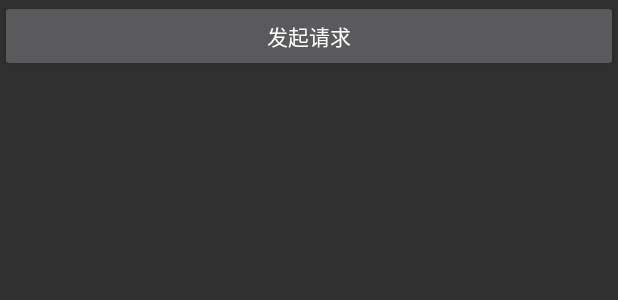
After one commit to imZeJun/RepoOkHttp, an Android app: the layout activity_cache.xml on its own in the app's theme, with its tools: preview values and no code run, on a phone screen of 412 x 824 dp. The commit adds this screen. Shown: the top 300 px of the screen. Run offline under Robolectric (Android 15) with nearby library versions, the phone set to English and light mode, and no system bars.

Commit message:
[RepoOkHttp]添加第二章例子

```diff
--- a/app/build.gradle
+++ b/app/build.gradle
@@ -24,10 +24,10 @@ dependencies {
     androidTestCompile('com.android.support.test.espresso:espresso-core:2.2.2', {
         exclude group: 'com.android.support', module: 'support-annotations'
     })
+
     compile 'com.android.support:appcompat-v7:25.3.1'
-    testCompile 'junit:junit:4.12'
-
     compile 'com.squareup.okhttp3:okhttp:3.9.1'
     compile 'com.android.support.constraint:constraint-layout:1.0.2'
     compile 'com.android.support:recyclerview-v7:25.3.1'
+    testCompile 'junit:junit:4.12'
 }
--- a/app/src/main/java/com/demo/lizejun/repookhttp/MainActivity.java
+++ b/app/src/main/java/com/demo/lizejun/repookhttp/MainActivity.java
@@ -20,6 +20,7 @@ public class MainActivity extends Activity {
         RecyclerView recyclerView = (RecyclerView) findViewById(R.id.rv_content);
         List<String> titles = new ArrayList<>();
         titles.add("(1) 简单请求");
+        titles.add("(2) 缓存请求");
         MainAdapter mainAdapter = new MainAdapter(titles);
         recyclerView.setLayoutManager(new LinearLayoutManager(this));
         recyclerView.setAdapter(mainAdapter);
--- a/app/src/main/java/com/demo/lizejun/repookhttp/MainAdapter.java
+++ b/app/src/main/java/com/demo/lizejun/repookhttp/MainAdapter.java
@@ -7,6 +7,7 @@ import android.view.ViewGroup;
 import android.widget.TextView;
 
 import com.demo.lizejun.repookhttp.chapter1.SimpleActivity;
+import com.demo.lizejun.repookhttp.chapter2.CacheActivity;
 import com.demo.lizejun.repookhttp.utils.Utils;
 
 import java.util.ArrayList;
@@ -41,6 +42,9 @@ public class MainAdapter extends RecyclerView.Adapter<MainAdapter.MainViewHolder
                     case 0:
                         Utils.startActivity(v.getContext(), SimpleActivity.class);
                         break;
+                    case 1:
+                        Utils.startActivity(v.getContext(), CacheActivity.class);
+                        break;
                     default:
                         break;
                 }
--- /dev/null
+++ b/app/src/main/res/layout/activity_cache.xml
@@ -0,0 +1,18 @@
+<?xml version="1.0" encoding="utf-8"?>
+<LinearLayout xmlns:android="http://schemas.android.com/apk/res/android"
+    xmlns:tools="http://schemas.android.com/tools"
+    android:orientation="vertical"
+    android:layout_width="match_parent"
+    android:layout_height="match_parent"
+    tools:context="com.demo.lizejun.repookhttp.chapter2.CacheActivity">
+    <Button
+        android:id="@+id/bt_request"
+        android:text="发起请求"
+        android:layout_width="match_parent"
+        android:layout_height="wrap_content"/>
+    <TextView
+        android:id="@+id/tv_result"
+        android:layout_marginTop="10dp"
+        android:layout_width="match_parent"
+        android:layout_height="wrap_content"/>
+</LinearLayout>
--- a/app/src/main/res/layout/layout_item.xml
+++ b/app/src/main/res/layout/layout_item.xml
@@ -2,7 +2,7 @@
 <LinearLayout xmlns:android="http://schemas.android.com/apk/res/android"
     android:orientation="vertical"
     android:layout_width="match_parent"
-    android:layout_height="match_parent">
+    android:layout_height="wrap_content">
     <TextView
         android:id="@+id/tv_title"
         android:gravity="center"
```
Also changed, not shown: app/src/main/AndroidManifest.xml (+4 -3 lines), app/src/main/java/com/demo/lizejun/repookhttp/chapter2/CacheActivity.java (added, +87 -0 lines).
